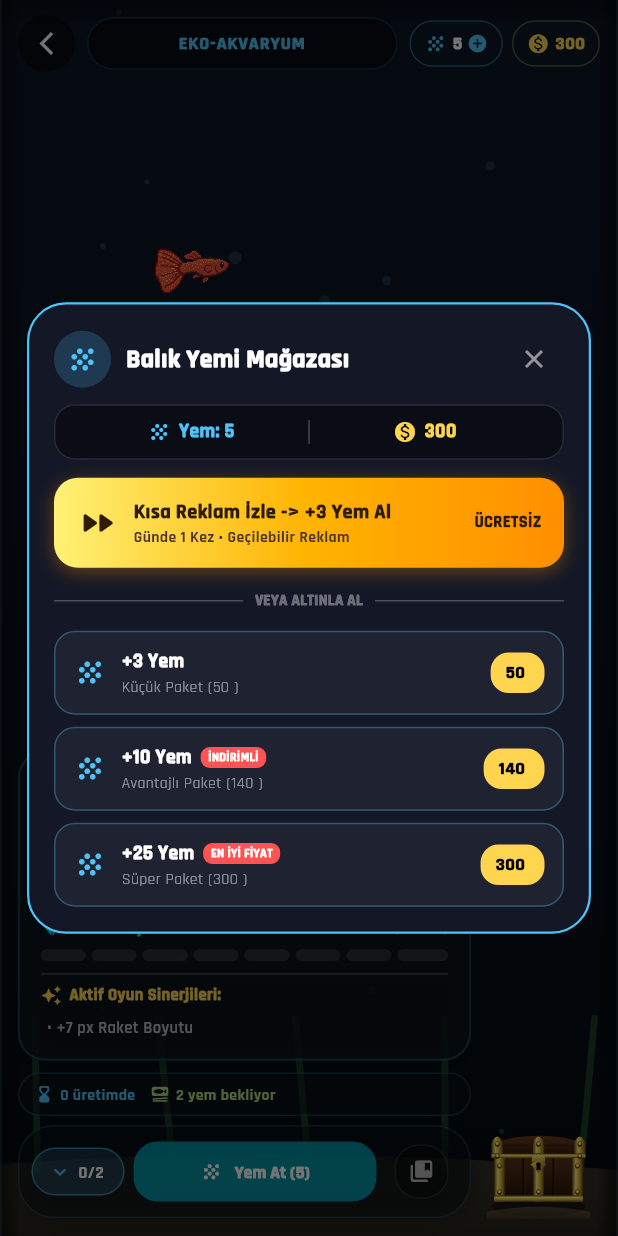
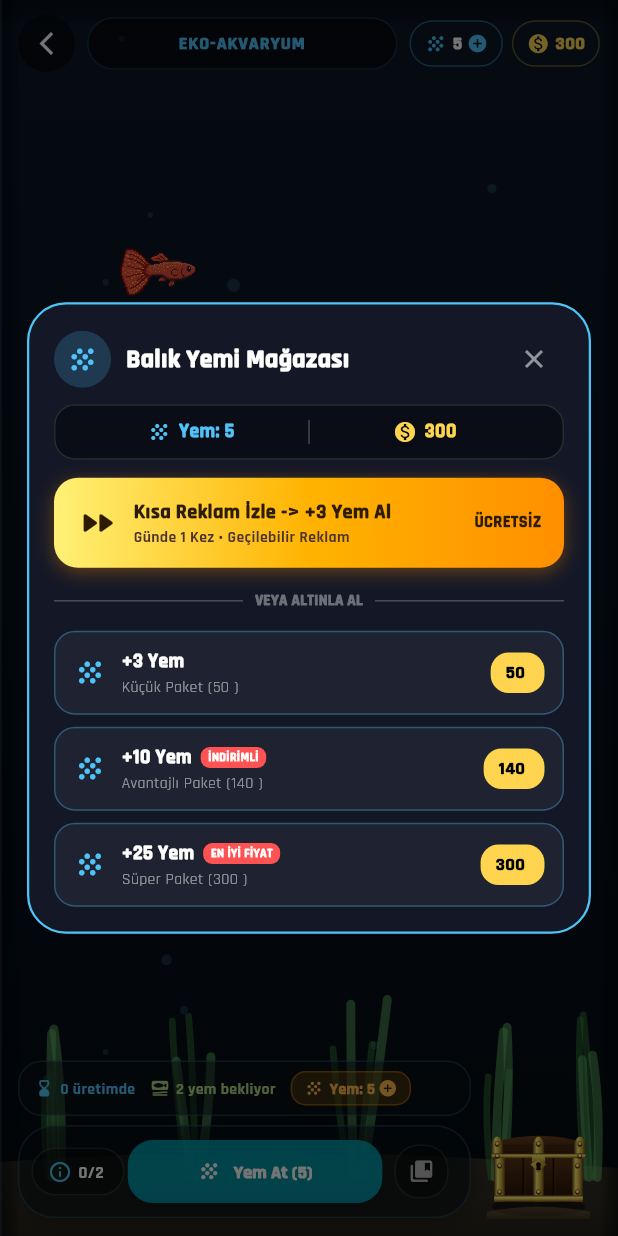
Before and after one commit to Gokalpkg/kirmatas, a Flutter app: the AquariumView screen opened directly, after a tap on an icon or button, on a phone screen of 412 x 824 dp. Run offline on Flutter 3.47's test engine with Material 3 defaults, Android fonts, the phone set to English and light mode, and no system bars; our stand-ins replace audioplayers, firebase_analytics, firebase_core, firebase_crashlytics, google_mobile_ads, in_app_purchase and 2 more; missing offline and left inert: games_services; accounts and stored records are empty; statements that could not run were skipped.

Commit message:
Natural pixel-art creatures (apple snail), tank world scaling, floor-pinned bottom dwellers, leafy plants, food chip
Co-authored-by: Cursor <cursoragent@cursor.com>

```diff
--- a/lib/engine/i18n.dart
+++ b/lib/engine/i18n.dart
@@ -209,7 +209,7 @@ class I18n {
       'arowana': 'Golden Dragon',
       'arowana_red': 'Blood Dragon',
       'arowana_silver': 'Platinum Dragon',
-      'snail': 'Neon Snail',
+      'snail': 'Golden Apple Snail',
       'shrimp': 'Fire Shrimp',
       'crab': 'Ruby Crab',
       'octopus': 'Cosmic Octopus',
@@ -588,7 +588,7 @@ class I18n {
       'arowana': 'Altın Ejder Arowana',
       'arowana_red': 'Kızıl Ejder Arowana',
       'arowana_silver': 'Platin Ejder Arowana',
-      'snail': 'Neon Salyangoz',
+      'snail': 'Altın Elma Salyangozu',
       'shrimp': 'Ateş Karidesi',
       'crab': 'Yakut Yengeç',
       'octopus': 'Kozmik Ahtapot',
@@ -941,7 +941,7 @@ class I18n {
       'betta': 'Combattant Royal',
       'discus': 'Discus Flamboyant',
       'arowana': 'Arowana Dragon',
-      'snail': 'Escargot Néon',
+      'snail': 'Ampullaire Dorée',
       'shrimp': 'Crevette de Feu',
       'crab': 'Crabe Rubis',
       'octopus': 'Poulpe Cosmique',
@@ -1163,7 +1163,7 @@ class I18n {
       'betta': 'Königs-Kampffisch',
       'discus': 'Feuer-Diskus',
       'arowana': 'Drachen-Arowana',
-      'snail': 'Neon-Schnecke',
+      'snail': 'Goldene Apfelschnecke',
       'shrimp': 'Feuergarnele',
       'crab': 'Rubin-Krabbe',
       'octopus': 'Kosmos-Oktopus',
@@ -1385,7 +1385,7 @@ class I18n {
       'betta': 'Betta Real',
       'discus': 'Disco de Fuego',
       'arowana': 'Arowana Dragón',
-      'snail': 'Caracol Neón',
+      'snail': 'Caracol Manzana Dorado',
       'shrimp': 'Camarón de Fuego',
       'crab': 'Cangrejo Rubí',
       'octopus': 'Pulpo Cósmico',
@@ -1607,7 +1607,7 @@ class I18n {
       'betta': 'Betta Reale',
       'discus': 'Discus di Fuoco',
       'arowana': 'Arowana Drago',
-      'snail': 'Lumaca Neon',
+      'snail': 'Ampullaria Dorata',
       'shrimp': 'Gambero di Fuoco',
       'crab': 'Granchio Rubino',
       'octopus': 'Polpo Cosmico',
@@ -1829,7 +1829,7 @@ class I18n {
       'betta': 'Королевский Петушок',
       'discus': 'Огненный Дискус',
       'arowana': 'Драконий Арована',
-      'snail': 'Неоновая Улитка',
+      'snail': 'Золотая Ампулярия',
       'shrimp': 'Огненная Креветка',
       'crab': 'Рубиновый Краб',
       'octopus': 'Космический Осьминог',
@@ -2051,7 +2051,7 @@ class I18n {
       'betta': '로열 베타',
       'discus': '플레임 디스커스',
       'arowana': '드래곤 아로와나',
-      'snail': '네온 달팽이',
+      'snail': '골든 애플 스네일',
       'shrimp': '불 새우',
       'crab': '루비 게',
       'octopus': '코스믹 문어',
@@ -2273,7 +2273,7 @@ class I18n {
       'betta': 'ロイヤルベタ',
       'discus': 'フレームディスカス',
       'arowana': 'ドラゴンアロワナ',
-      'snail': 'ネオンカタツムリ',
+      'snail': 'ゴールデンアップルスネール',
       'shrimp': 'ファイアシュリンプ',
       'crab': 'ルビーカニ',
       'octopus': 'コズミックタコ',
--- a/lib/models/cosmetics.dart
+++ b/lib/models/cosmetics.dart
@@ -596,7 +596,7 @@ class FishItem {
     // 7. Bottom & reef creatures
     FishItem(
       id: 'snail',
-      name: 'Neon Salyangoz',
+      name: 'Altın Elma Salyangozu',
       rarity: Rarity.common,
       size: 0.8,
       color: Color(0xFFFFCC80),
--- a/lib/ui/aquarium_view.dart
+++ b/lib/ui/aquarium_view.dart
@@ -862,6 +862,32 @@ class _AquariumViewState extends State<AquariumView> with SingleTickerProviderSt
                                       ? '${_save.waitingFishCount} yem bekliyor'
                                       : 'yem bekleyen yok',
                                 ),
+                                const SizedBox(width: 10),
+                                // Food stock chip: tap opens the food shop.
+                                GestureDetector(
+                                  onTap: _showGetFoodDialog,
+                                  child: Container(
+                                    padding: const EdgeInsets.symmetric(horizontal: 8, vertical: 3),
+                                    decoration: BoxDecoration(
+                                      color: const Color(0x33FF9800),
+                                      borderRadius: BorderRadius.circular(10),
+                                      border: Border.all(color: const Color(0x66FF9800)),
+                                    ),
+                                    child: Row(
+                                      mainAxisSize: MainAxisSize.min,
+                                      children: [
+                                        const Icon(Icons.grain, color: Color(0xFFFFB74D), size: 13),
+                                        const SizedBox(width: 4),
+                                        Text(
+                                          'Yem: ${_save.fishFood}',
+                                          style: const TextStyle(color: Color(0xFFFFB74D), fontSize: 10.5, fontWeight: FontWeight.w900),
+                                        ),
+                                        const SizedBox(width: 2),
+                                        const Icon(Icons.add_circle_rounded, color: Color(0xFFFFB74D), size: 13),
+                                      ],
+                                    ),
+                                  ),
+                                ),
                               ],
                             ),
                           ),
--- a/lib/ui/eco_tank_background.dart
+++ b/lib/ui/eco_tank_background.dart
@@ -59,7 +59,7 @@ class EcoTankBackgroundState extends State<EcoTankBackground> with SingleTickerP
           item: item,
           x: 50.0 + (i * 65.0) % 280.0,
           y: item.isBottomDweller
-              ? 690.0
+              ? 726.0
               : 180.0 + (i * 70.0) % 360.0,
           vx: (_rand.nextBool() ? 1 : -1) * (26.0 + _rand.nextDouble() * 18.0),
           vy: (_rand.nextDouble() * 2 - 1) * 8.0,
@@ -139,8 +139,17 @@ class EcoTankBackgroundState extends State<EcoTankBackground> with SingleTickerP
     return true;
   }
 
-  void _onTankTap(Offset pos) {
+  void _onTankTap(Offset rawPos) {
     if (!widget.interactive) return;
+
+    // The simulation lives in a fixed 410x800 world; convert the real
+    // tap position into world coordinates before hit-testing.
+    final box = context.findRenderObject() as RenderBox?;
+    if (box == null || box.size.isEmpty) return;
+    final pos = Offset(
+      rawPos.dx * 410.0 / box.size.width,
+      rawPos.dy * 800.0 / box.size.height,
+    );
 
     // 1. Check if tap directly touches any fish
     _SimFish? hitFish;
@@ -230,9 +239,12 @@ class EcoTankBackgroundState extends State<EcoTankBackground> with SingleTickerP
 
   /// Snails glide and crabs scuttle along the sand. They crawl toward a
   /// sinking pellet and nibble it once it reaches the bottom.
+  /// [floorY] is the creature centre line in world coordinates; the
+  /// sand surface sits at ~y=745, so bodies rest on the floor instead
+  /// of hovering above it.
   void _updateBottomDweller(
       _SimFish f, _FoodPellet? pellet, double dt, SaveManager save) {
-    const floorY = 690.0;
+    const floorY = 726.0;
     f.y += (floorY - f.y) * min(1.0, dt * 3.0);
     f.pitchAngle = 0.0;
     final isSnail = f.item.kind == FishKind.snail;
@@ -453,20 +465,22 @@ class EcoTankBackgroundState extends State<EcoTankBackground> with SingleTickerP
         if (dist < minDistance && dist > 0.001) {
           final overlap = (minDistance - dist) / minDistance;
           final pushX = (dx / dist) * overlap * 30.0 * dt;
+          f1.x += pushX;
+          f2.x -= pushX;
+
+          // Vertical separation only between swimmers: bottom dwellers
+          // stay glued to the floor (their update re-pins y anyway).
+          if (!f1.item.isBottomDweller && !f2.item.isBottomDweller) {
             final pushY = (dy / dist) * overlap * 30.0 * dt;
-
-          f1.x += pushX;
             f1.y += pushY;
-          f2.x -= pushX;
             f2.y -= pushY;
-
-          // Steer vertically away from each other
             if (f1.y < f2.y) {
               f1.y -= 16.0 * dt;
               f2.y += 16.0 * dt;
             } else {
               f1.y += 16.0 * dt;
               f2.y -= 16.0 * dt;
+            }
           }
 
           // If overlapping head-on, steer one away
@@ -630,30 +644,47 @@ class _TankPainter extends CustomPainter {
     _waterPaint.shader = _waterShader;
     canvas.drawRect(Rect.fromLTWH(0, 0, size.width, size.height), _waterPaint);
 
-    // 2. Sand layer at bottom
+    // The simulation runs in a fixed 410x800 world. Scale it onto the
+    // real canvas so the sand, plants and bottom dwellers always sit
+    // on the drawn floor, whatever the screen size.
+    canvas.scale(size.width / 410.0, size.height / 800.0);
+
+    // 2. Sand layer at the bottom of the world (surface ~y=745)
     _sandPath ??= Path()
-      ..moveTo(0, size.height - 48)
-      ..quadraticBezierTo(size.width * 0.5, size.height - 62, size.width, size.height - 44)
-      ..lineTo(size.width, size.height)
-      ..lineTo(0, size.height)
+      ..moveTo(0, 752)
+      ..quadraticBezierTo(205, 738, 410, 756)
+      ..lineTo(410, 800)
+      ..lineTo(0, 800)
       ..close();
     _sandPaint.shader ??= const LinearGradient(
       begin: Alignment.topCenter,
       end: Alignment.bottomCenter,
       colors: [Color(0x38C2A86E), Color(0x665C4628)],
-    ).createShader(Rect.fromLTWH(0, size.height - 62, size.width, 62));
+    ).createShader(const Rect.fromLTWH(0, 738, 410, 62));
     canvas.drawPath(_sandPath!, _sandPaint);
 
-    // 3. Kelp & Moss plants swaying gently
-
-    for (int i = 0; i < 5; i++) {
-      final bx = 25.0 + i * (size.width - 50) / 4;
-      final sway = sin(time * 1.5 + i) * 11.0;
+    // 3. Plant clusters rooted in the sand: several blades per cluster
+    // in two greens, each swaying on its own phase.
+    const clusterX = [36.0, 128.0, 236.0, 330.0, 392.0];
+    for (int c = 0; c < clusterX.length; c++) {
+      final bx = clusterX[c];
+      for (int blade = 0; blade < 4; blade++) {
+        final lean = (blade - 1.5) * 7.0;
+        final height = 64.0 + ((c * 37 + blade * 29) % 55);
+        final sway = sin(time * 1.3 + c * 1.7 + blade * 0.9) * (6.0 + blade * 1.6);
+        _plantPaint.color = blade.isEven
+            ? const Color(0x6643A047)
+            : const Color(0x8866BB6A);
+        _plantPaint.strokeWidth = 4.5 + (blade % 2) * 1.4;
         _plantPath
           ..reset()
-        ..moveTo(bx, size.height - 44)
-        ..quadraticBezierTo(bx + sway * 0.5, size.height - 95, bx + sway, size.height - 145);
+          ..moveTo(bx + lean * 0.4, 762)
+          ..quadraticBezierTo(
+            bx + lean + sway * 0.4, 762 - height * 0.55,
+            bx + lean + sway, 762 - height,
+          );
         canvas.drawPath(_plantPath, _plantPaint);
+      }
     }
 
     // 4. Rising bubbles
```
Also changed, not shown: assets/images/fishes/jellyfish.png, assets/images/fishes/octopus.png, assets/images/fishes/snail.png, 2 other files. Lines whose indentation alone changed are shown as unchanged.
